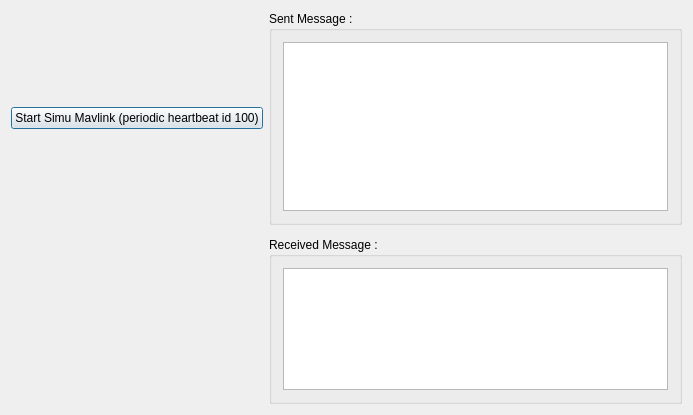
The window that dialog.ui (tauvetech/simulateurMavlink) describes before a commit, drawn with Qt 5.
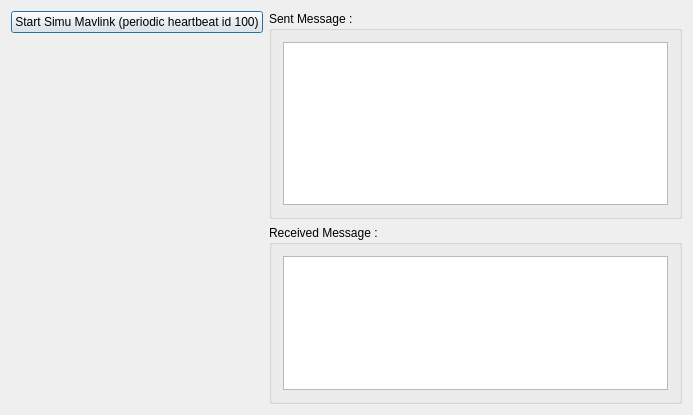
The same window after the commit.

Commit message: simulateurMavlink.pro : ajout du module network. modified gui. ajout fichiers + modifs...

```diff
--- a/dialog.ui
+++ b/dialog.ui
@@ -14,7 +14,7 @@
    <string>Dialog</string>
   </property>
   <layout class="QGridLayout" name="gridLayout">
-   <item row="3" column="3" rowspan="3">
+   <item row="4" column="3" rowspan="2">
     <widget class="QGroupBox" name="groupBox">
      <property name="title">
       <string>Received Message :</string>
@@ -26,7 +26,7 @@
      </layout>
     </widget>
    </item>
-   <item row="1" column="3">
+   <item row="3" column="3">
     <widget class="QGroupBox" name="groupBox_2">
      <property name="title">
       <string>Sent Message :</string>
@@ -38,15 +38,17 @@
      </layout>
     </widget>
    </item>
-   <item row="1" column="0">
+   <item row="3" column="0" rowspan="3">
+    <layout class="QVBoxLayout" name="verticalLayout">
+     <item>
     <widget class="QPushButton" name="pbStartSimuMavlink">
      <property name="text">
       <string>Start Simu Mavlink (periodic heartbeat id 100)</string>
      </property>
     </widget>
    </item>
-   <item row="2" column="0" rowspan="4">
-    <spacer name="verticalSpacer">
+     <item>
+      <spacer name="verticalSpacer_2">
      <property name="orientation">
       <enum>Qt::Vertical</enum>
      </property>
@@ -57,6 +59,8 @@
       </size>
      </property>
     </spacer>
+     </item>
+    </layout>
    </item>
   </layout>
  </widget>
```
Left out of the diff: 2 changed lines with no effect on the pictures. Lines whose indentation alone changed are shown as unchanged. The commit also changes 3 other files.
